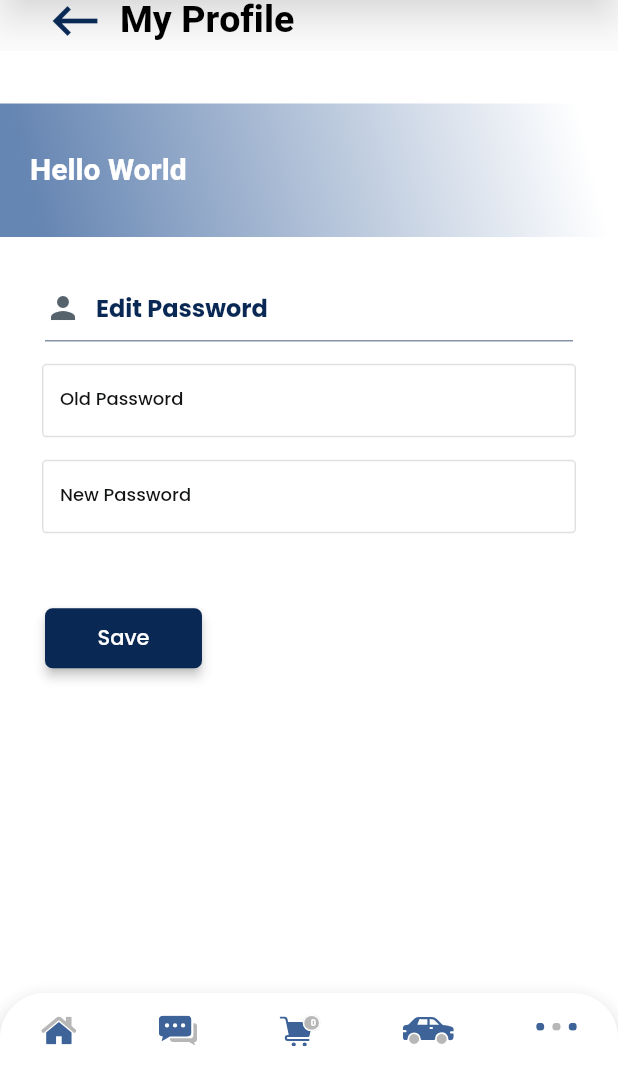
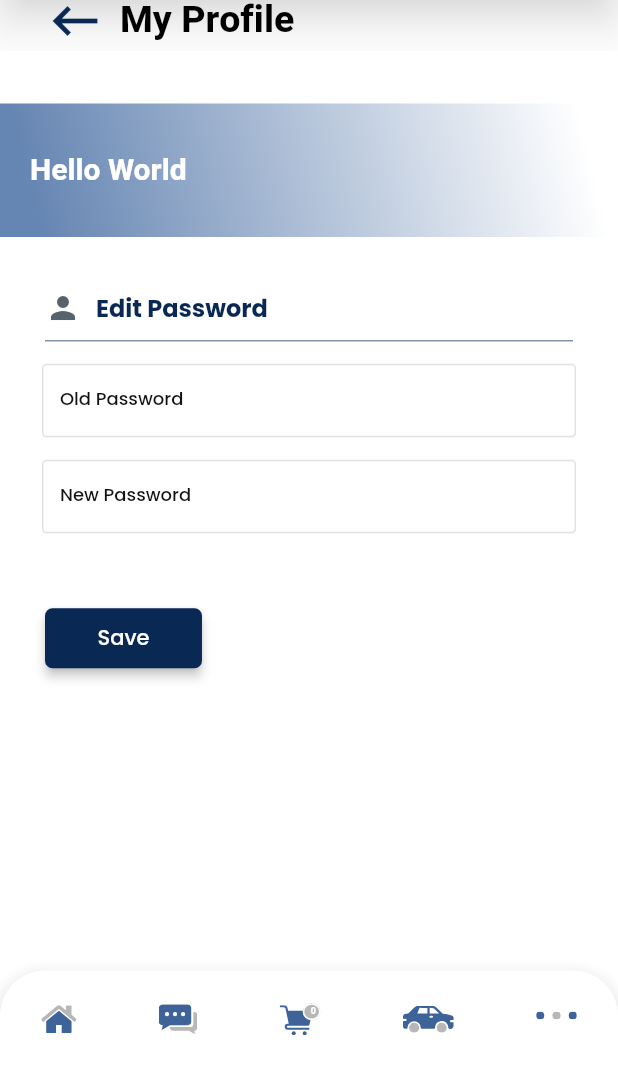
Before and after one commit to usamaomar/Hunday, a Flutter app: the EditPasswordPageWidget screen opened by its route, on a phone screen of 412 x 824 dp, the part 153-1236 px from its top. Run offline on Flutter 3.47's test engine with Material 2 defaults, Android fonts, the phone set to English and light mode, and no system bars; drawn by our look-alikes of auto_size_text; our stand-ins replace cached_network_image, carousel_slider, dropdown_button2, easy_debounce, equatable, file_picker and 14 more; missing offline and left inert: aligned_dialog, aligned_tooltip, flutter_verification_code, json_path, mime_type; accounts and stored records are empty; network calls fail; project files that could hold a hidden picture were left out.

Commit message:
Updating to latest FlutterFlow output.

```diff
--- a/lib/ui_screens/components/bottom_nav_bar_component/bottom_nav_bar_component_widget.dart
+++ b/lib/ui_screens/components/bottom_nav_bar_component/bottom_nav_bar_component_widget.dart
@@ -66,7 +66,7 @@ class _BottomNavBarComponentWidgetState
               ),
             ),
             child: Container(
-              height: 60.0,
+              height: 75.0,
               decoration: BoxDecoration(
                 color: FlutterFlowTheme.of(context).secondaryBackground,
                 borderRadius: BorderRadius.only(
```
Also changed, not shown: 1 other file.
